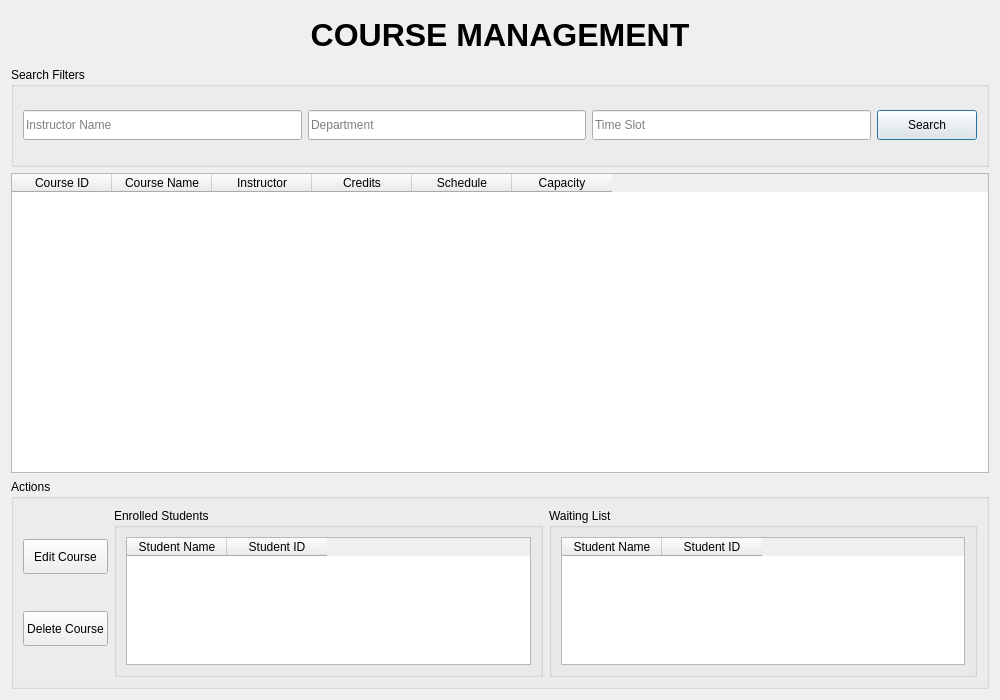
This is UCRS/Forms/cmpage.ui in OMarey1/University-Course-Registration-System as Qt 5 draws it before an edit. The edited form follows.
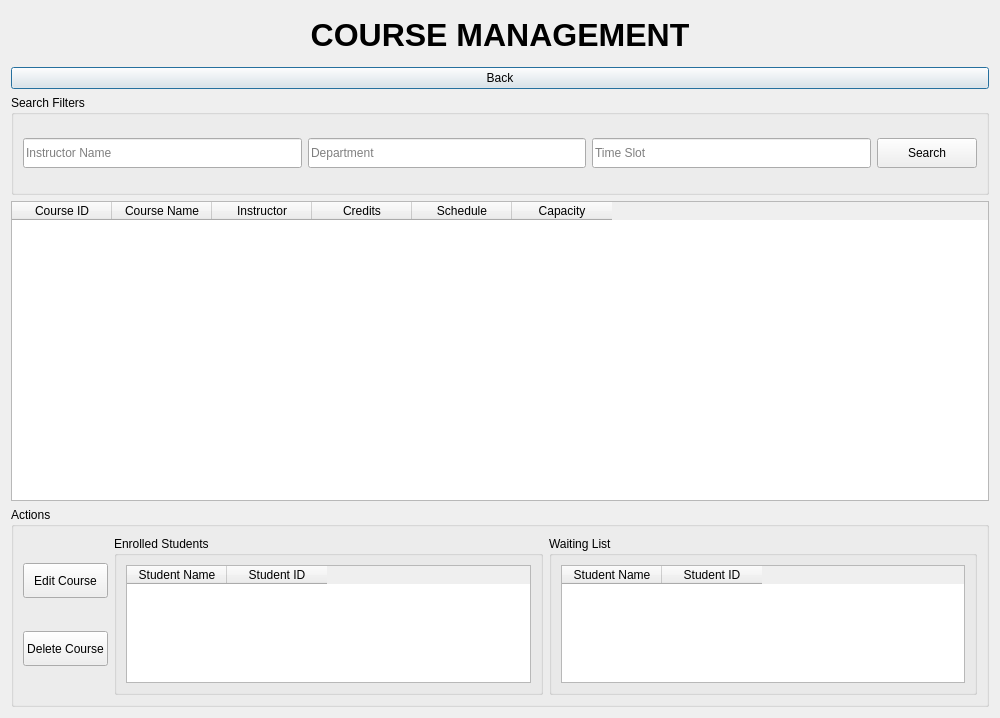
This is the edited form.

Commit message: Added back buttons to the report page and the course registration page. Also, added sign out button to the dashboard.

```diff
--- a/UCRS/Forms/cmpage.ui
+++ b/UCRS/Forms/cmpage.ui
@@ -30,6 +30,13 @@
      </property>
     </widget>
    </item>
+   <item>
+    <widget class="QPushButton" name="backPushButton">
+     <property name="text">
+      <string>Back</string>
+     </property>
+    </widget>
+   </item>
    <item>
     <widget class="QGroupBox" name="searchGroupBox">
      <property name="minimumSize">
```
The commit also changes 8 other files.
